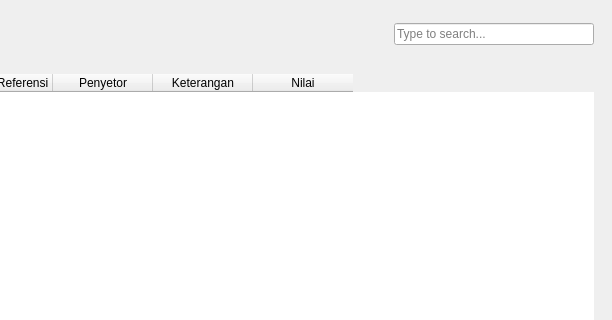
Qt form source/kasbank/ui_kasbank.ui (fnugrahendi/petuk.corp) before a commit; both pictures show x 165 to 777 and y 0 to 320 of the 777 by 584 pixel window.
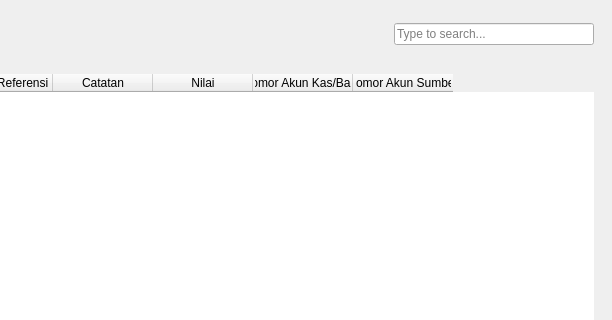
The same form after that commit. The open tabs and pages were chosen to show the change. Icons and pictures are not drawn.

Commit message: kas masuk baru

What changed in the file:
```diff
--- a/source/kasbank/ui_kasbank.ui
+++ b/source/kasbank/ui_kasbank.ui
@@ -289,12 +289,7 @@
          </column>
          <column>
           <property name="text">
-           <string>Penyetor</string>
-          </property>
-         </column>
-         <column>
-          <property name="text">
-           <string>Keterangan</string>
+           <string>Catatan</string>
           </property>
          </column>
          <column>
@@ -302,6 +297,16 @@
            <string>Nilai</string>
           </property>
          </column>
+         <column>
+          <property name="text">
+           <string>Nomor Akun Kas/Bank</string>
+          </property>
+         </column>
+         <column>
+          <property name="text">
+           <string>Nomor Akun Sumber</string>
+          </property>
+         </column>
         </widget>
        </item>
       </layout>
```
Left out of the diff: 4 changed lines with no effect on the pictures. The commit also changes 2 other files.
